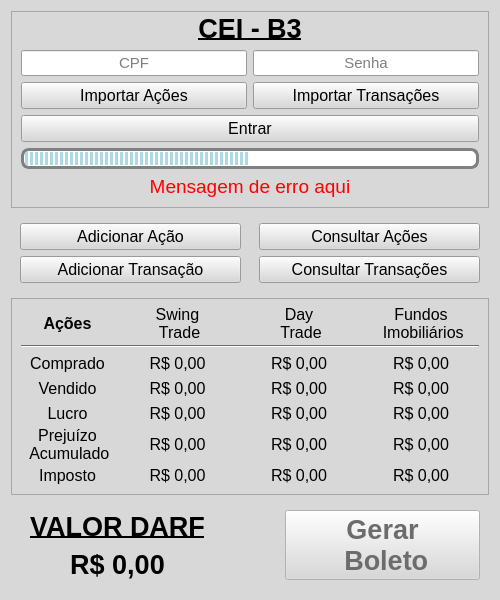
First picture: the form in ui/gui.ui, repository renanleonellocastro/darf_generator, before the edit.
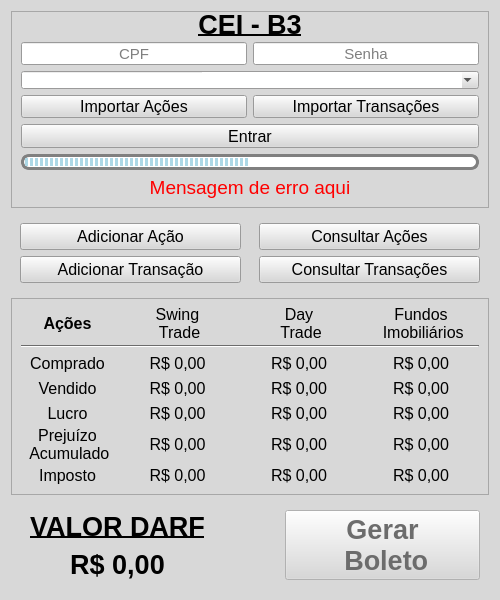
Second picture: the form after the edit.

Commit message: Added option to change the desired month to import cei transactions and stocks

Diff of the .ui file:
```diff
--- a/ui/gui.ui
+++ b/ui/gui.ui
@@ -488,7 +488,7 @@
      <property name="frameShadow">
       <enum>QFrame::Raised</enum>
      </property>
-     <layout class="QVBoxLayout" name="ceiFrameLayout" stretch="3,2,2,2,2,0">
+     <layout class="QVBoxLayout" name="ceiFrameLayout" stretch="3,2,2,2,2,2,0">
       <property name="topMargin">
        <number>0</number>
       </property>
@@ -594,6 +594,479 @@
         </layout>
        </widget>
       </item>
+      <item>
+       <widget class="QComboBox" name="ceiMonthsList">
+        <property name="enabled">
+         <bool>true</bool>
+        </property>
+        <property name="sizePolicy">
+         <sizepolicy hsizetype="Preferred" vsizetype="Preferred">
+          <horstretch>0</horstretch>
+          <verstretch>0</verstretch>
+         </sizepolicy>
+        </property>
+        <property name="palette">
+         <palette>
+          <active>
+           <colorrole role="WindowText">
+            <brush brushstyle="SolidPattern">
+             <color alpha="255">
+              <red>0</red>
+              <green>0</green>
+              <blue>0</blue>
+             </color>
+            </brush>
+           </colorrole>
+           <colorrole role="Button">
+            <brush brushstyle="SolidPattern">
+             <color alpha="255">
+              <red>217</red>
+              <green>216</green>
+              <blue>216</blue>
+             </color>
+            </brush>
+           </colorrole>
+           <colorrole role="Light">
+            <brush brushstyle="SolidPattern">
+             <color alpha="255">
+              <red>255</red>
+              <green>255</green>
+              <blue>255</blue>
+             </color>
+            </brush>
+           </colorrole>
+           <colorrole role="Midlight">
+            <brush brushstyle="SolidPattern">
+             <color alpha="255">
+              <red>236</red>
+              <green>235</green>
+              <blue>235</blue>
+             </color>
+            </brush>
+           </colorrole>
+           <colorrole role="Dark">
+            <brush brushstyle="SolidPattern">
+             <color alpha="255">
+              <red>108</red>
+              <green>108</green>
+              <blue>108</blue>
+             </color>
+            </brush>
+           </colorrole>
+           <colorrole role="Mid">
+            <brush brushstyle="SolidPattern">
+             <color alpha="255">
+              <red>145</red>
+              <green>144</green>
+              <blue>144</blue>
+             </color>
+            </brush>
+           </colorrole>
+           <colorrole role="Text">
+            <brush brushstyle="SolidPattern">
+             <color alpha="255">
+              <red>0</red>
+              <green>0</green>
+              <blue>0</blue>
+             </color>
+            </brush>
+           </colorrole>
+           <colorrole role="BrightText">
+            <brush brushstyle="SolidPattern">
+             <color alpha="255">
+              <red>255</red>
+              <green>255</green>
+              <blue>255</blue>
+             </color>
+            </brush>
+           </colorrole>
+           <colorrole role="ButtonText">
+            <brush brushstyle="SolidPattern">
+             <color alpha="255">
+              <red>0</red>
+              <green>0</green>
+              <blue>0</blue>
+             </color>
+            </brush>
+           </colorrole>
+           <colorrole role="Base">
+            <brush brushstyle="SolidPattern">
+             <color alpha="255">
+              <red>255</red>
+              <green>255</green>
+              <blue>255</blue>
+             </color>
+            </brush>
+           </colorrole>
+           <colorrole role="Window">
+            <brush brushstyle="SolidPattern">
+             <color alpha="255">
+              <red>217</red>
+              <green>216</green>
+              <blue>216</blue>
+             </color>
+            </brush>
+           </colorrole>
+           <colorrole role="Shadow">
+            <brush brushstyle="SolidPattern">
+             <color alpha="255">
+              <red>0</red>
+              <green>0</green>
+              <blue>0</blue>
+             </color>
+            </brush>
+           </colorrole>
+           <colorrole role="AlternateBase">
+            <brush brushstyle="SolidPattern">
+             <color alpha="255">
+              <red>236</red>
+              <green>235</green>
+              <blue>235</blue>
+             </color>
+            </brush>
+           </colorrole>
+           <colorrole role="ToolTipBase">
+            <brush brushstyle="SolidPattern">
+             <color alpha="255">
+              <red>255</red>
+              <green>255</green>
+              <blue>220</blue>
+             </color>
+            </brush>
+           </colorrole>
+           <colorrole role="ToolTipText">
+            <brush brushstyle="SolidPattern">
+             <color alpha="255">
+              <red>0</red>
+              <green>0</green>
+              <blue>0</blue>
+             </color>
+            </brush>
+           </colorrole>
+           <colorrole role="PlaceholderText">
+            <brush brushstyle="SolidPattern">
+             <color alpha="128">
+              <red>0</red>
+              <green>0</green>
+              <blue>0</blue>
+             </color>
+            </brush>
+           </colorrole>
+          </active>
+          <inactive>
+           <colorrole role="WindowText">
+            <brush brushstyle="SolidPattern">
+             <color alpha="255">
+              <red>0</red>
+              <green>0</green>
+              <blue>0</blue>
+             </color>
+            </brush>
+           </colorrole>
+           <colorrole role="Button">
+            <brush brushstyle="SolidPattern">
+             <color alpha="255">
+              <red>217</red>
+              <green>216</green>
+              <blue>216</blue>
+             </color>
+            </brush>
+           </colorrole>
+           <colorrole role="Light">
+            <brush brushstyle="SolidPattern">
+             <color alpha="255">
+              <red>255</red>
+              <green>255</green>
+              <blue>255</blue>
+             </color>
+            </brush>
+           </colorrole>
+           <colorrole role="Midlight">
+            <brush brushstyle="SolidPattern">
+             <color alpha="255">
+              <red>236</red>
+              <green>235</green>
+              <blue>235</blue>
+             </color>
+            </brush>
+           </colorrole>
+           <colorrole role="Dark">
+            <brush brushstyle="SolidPattern">
+             <color alpha="255">
+              <red>108</red>
+              <green>108</green>
+              <blue>108</blue>
+             </color>
+            </brush>
+           </colorrole>
+           <colorrole role="Mid">
+            <brush brushstyle="SolidPattern">
+             <color alpha="255">
+              <red>145</red>
+              <green>144</green>
+              <blue>144</blue>
+             </color>
+            </brush>
+           </colorrole>
+           <colorrole role="Text">
+            <brush brushstyle="SolidPattern">
+             <color alpha="255">
+              <red>0</red>
+              <green>0</green>
+              <blue>0</blue>
+             </color>
+            </brush>
+           </colorrole>
+           <colorrole role="BrightText">
+            <brush brushstyle="SolidPattern">
+             <color alpha="255">
+              <red>255</red>
+              <green>255</green>
+              <blue>255</blue>
+             </color>
+            </brush>
+           </colorrole>
+           <colorrole role="ButtonText">
+            <brush brushstyle="SolidPattern">
+             <color alpha="255">
+              <red>0</red>
+              <green>0</green>
+              <blue>0</blue>
+             </color>
+            </brush>
+           </colorrole>
+           <colorrole role="Base">
+            <brush brushstyle="SolidPattern">
+             <color alpha="255">
+              <red>255</red>
+              <green>255</green>
+              <blue>255</blue>
+             </color>
+            </brush>
+           </colorrole>
+           <colorrole role="Window">
+            <brush brushstyle="SolidPattern">
+             <color alpha="255">
+              <red>217</red>
+              <green>216</green>
+              <blue>216</blue>
+             </color>
+            </brush>
+           </colorrole>
+           <colorrole role="Shadow">
+            <brush brushstyle="SolidPattern">
+             <color alpha="255">
+              <red>0</red>
+              <green>0</green>
+              <blue>0</blue>
+             </color>
+            </brush>
+           </colorrole>
+           <colorrole role="AlternateBase">
+            <brush brushstyle="SolidPattern">
+             <color alpha="255">
+              <red>236</red>
+              <green>235</green>
+              <blue>235</blue>
+             </color>
+            </brush>
+           </colorrole>
+           <colorrole role="ToolTipBase">
+            <brush brushstyle="SolidPattern">
+             <color alpha="255">
+              <red>255</red>
+              <green>255</green>
+              <blue>220</blue>
+             </color>
+            </brush>
+           </colorrole>
+           <colorrole role="ToolTipText">
+            <brush brushstyle="SolidPattern">
+             <color alpha="255">
+              <red>0</red>
+              <green>0</green>
+              <blue>0</blue>
+             </color>
+            </brush>
+           </colorrole>
+           <colorrole role="PlaceholderText">
+            <brush brushstyle="SolidPattern">
+             <color alpha="128">
+              <red>0</red>
+              <green>0</green>
+              <blue>0</blue>
+             </color>
+            </brush>
+           </colorrole>
+          </inactive>
+          <disabled>
+           <colorrole role="WindowText">
+            <brush brushstyle="SolidPattern">
+             <color alpha="255">
+              <red>108</red>
+              <green>108</green>
+              <blue>108</blue>
+             </color>
+            </brush>
+           </colorrole>
+           <colorrole role="Button">
+            <brush brushstyle="SolidPattern">
+             <color alpha="255">
+              <red>217</red>
+              <green>216</green>
+              <blue>216</blue>
+             </color>
+            </brush>
+           </colorrole>
+           <colorrole role="Light">
+            <brush brushstyle="SolidPattern">
+             <color alpha="255">
+              <red>255</red>
+              <green>255</green>
+              <blue>255</blue>
+             </color>
+            </brush>
+           </colorrole>
+           <colorrole role="Midlight">
+            <brush brushstyle="SolidPattern">
+             <color alpha="255">
+              <red>236</red>
+              <green>235</green>
+              <blue>235</blue>
+             </color>
+            </brush>
+           </colorrole>
+           <colorrole role="Dark">
+            <brush brushstyle="SolidPattern">
+             <color alpha="255">
+              <red>108</red>
+              <green>108</green>
+              <blue>108</blue>
+             </color>
+            </brush>
+           </colorrole>
+           <colorrole role="Mid">
+            <brush brushstyle="SolidPattern">
+             <color alpha="255">
+              <red>145</red>
+              <green>144</green>
+              <blue>144</blue>
+             </color>
+            </brush>
+           </colorrole>
+           <colorrole role="Text">
+            <brush brushstyle="SolidPattern">
+             <color alpha="255">
+              <red>108</red>
+              <green>108</green>
+              <blue>108</blue>
+             </color>
+            </brush>
+           </colorrole>
+           <colorrole role="BrightText">
+            <brush brushstyle="SolidPattern">
+             <color alpha="255">
+              <red>255</red>
+              <green>255</green>
+              <blue>255</blue>
+             </color>
+            </brush>
+           </colorrole>
+           <colorrole role="ButtonText">
+            <brush brushstyle="SolidPattern">
+             <color alpha="255">
+              <red>108</red>
+              <green>108</green>
+              <blue>108</blue>
+             </color>
+            </brush>
+           </colorrole>
+           <colorrole role="Base">
+            <brush brushstyle="SolidPattern">
+             <color alpha="255">
+              <red>217</red>
+              <green>216</green>
+              <blue>216</blue>
+             </color>
+            </brush>
+           </colorrole>
+           <colorrole role="Window">
+            <brush brushstyle="SolidPattern">
+             <color alpha="255">
+              <red>217</red>
+              <green>216</green>
+              <blue>216</blue>
+             </color>
+            </brush>
+           </colorrole>
+           <colorrole role="Shadow">
+            <brush brushstyle="SolidPattern">
+             <color alpha="255">
+              <red>0</red>
+              <green>0</green>
+              <blue>0</blue>
+             </color>
+            </brush>
+           </colorrole>
+           <colorrole role="AlternateBase">
+            <brush brushstyle="SolidPattern">
+             <color alpha="255">
+              <red>217</red>
+              <green>216</green>
+              <blue>216</blue>
+             </color>
+            </brush>
+           </colorrole>
+           <colorrole role="ToolTipBase">
+            <brush brushstyle="SolidPattern">
+             <color alpha="255">
+              <red>255</red>
+              <green>255</green>
+              <blue>220</blue>
+             </color>
+            </brush>
+           </colorrole>
+           <colorrole role="ToolTipText">
+            <brush brushstyle="SolidPattern">
+             <color alpha="255">
+              <red>0</red>
+              <green>0</green>
+              <blue>0</blue>
+             </color>
+            </brush>
+           </colorrole>
+           <colorrole role="PlaceholderText">
+            <brush brushstyle="SolidPattern">
+             <color alpha="128">
+              <red>0</red>
+              <green>0</green>
+              <blue>0</blue>
+             </color>
+            </brush>
+           </colorrole>
+          </disabled>
+         </palette>
+        </property>
+        <property name="layoutDirection">
+         <enum>Qt::LeftToRight</enum>
+        </property>
+        <property name="styleSheet">
+         <string notr="true">QComboBox {padding-left: 180px}</string>
+        </property>
+        <property name="editable">
+         <bool>true</bool>
+        </property>
+        <property name="currentText">
+         <string/>
+        </property>
+        <property name="maxVisibleItems">
+         <number>99</number>
+        </property>
+        <property name="maxCount">
+         <number>99</number>
+        </property>
+       </widget>
+      </item>
       <item>
        <widget class="QFrame" name="ceiOptionsFrame">
         <property name="frameShape">
```
The commit also changes 3 other files.
